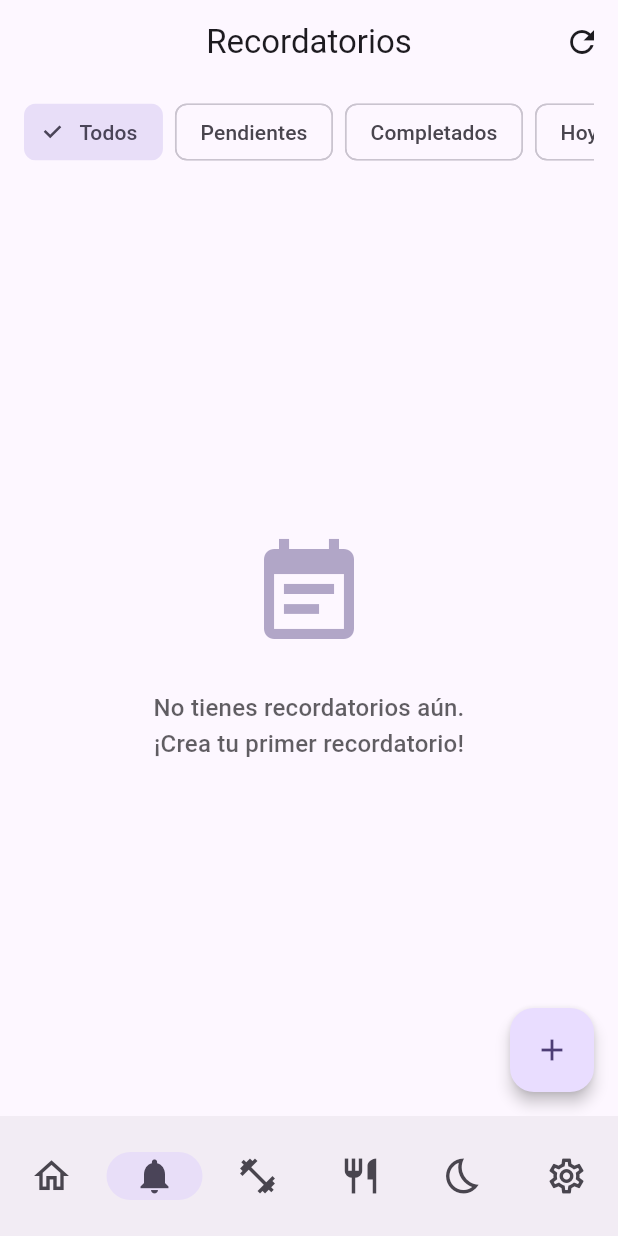
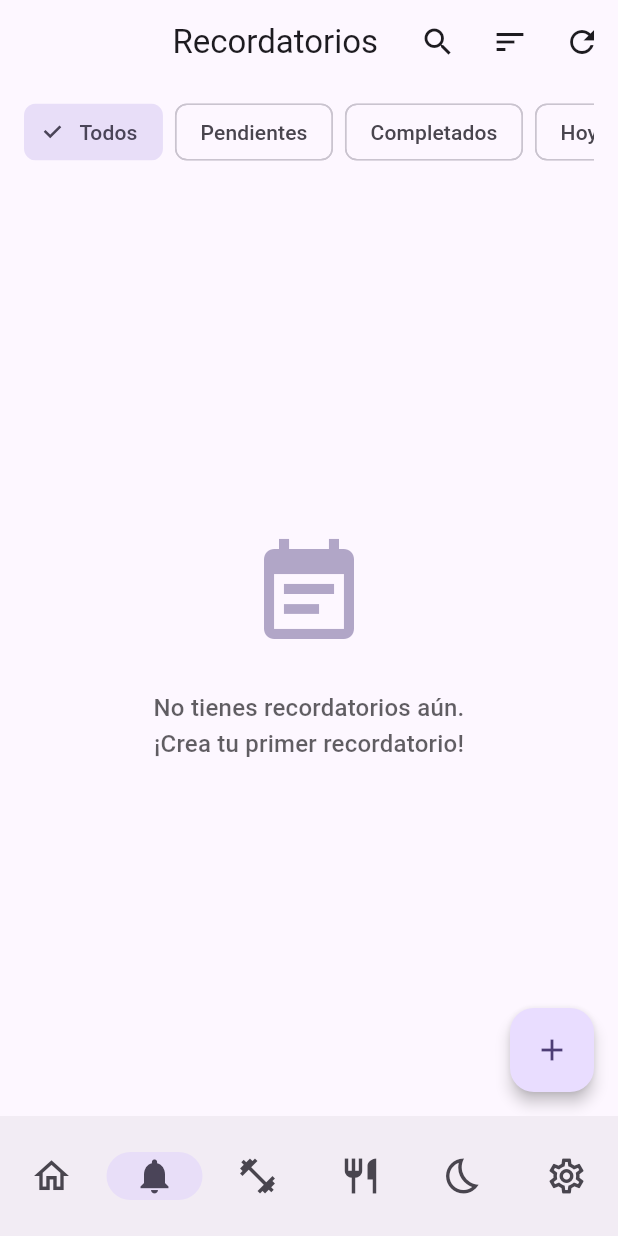
Before and after one commit to Doddieko67/app_watch, a Flutter app: the screen it shows after launch, after a tap on "Saltar", after a tap on "Recordatorios", on a phone screen of 412 x 824 dp. Run offline on Flutter 3.47's test engine with Material 3 defaults, Android fonts, the phone set to English and light mode, and no system bars; our stand-ins replace drift, file_picker, fl_chart, flutter_local_notifications, flutter_riverpod, flutter_secure_storage and 9 more; accounts and stored records are empty; generated files the repository leaves out were written again.

Commit message:
feat(reminders): add search and flexible sorting
Search functionality:
- Toggle search bar in AppBar (search icon)
- Real-time filtering by title, description, and tags
- Case-insensitive search with trimmed queries
- Empty state for no search results
- Clear button to exit search mode

Sorting functionality:
- Sort by date (default - next occurrence)
- Sort by priority (HIGH → MEDIUM → LOW, then by date)
- Sort by alphabetical (A-Z by title)
- PopupMenu with icons for each sort option
- Persistent sort order across filter changes

Providers added:
- SearchQuery: manages search query state
- CurrentSortOrder: manages sort order state
- searchAndSortedReminders: combines filtering, searching, and sorting

UX improvements:
- Search TextField in AppBar with autofocus
- Sort icons: calendar, priority_high, sort_by_alpha
- Contextual actions (hide sort/refresh when searching)
- Smart empty states (different message when searching vs filtering)

Performance:
- Efficient filtering with early returns
- Combined search + sort in single provider
- Reactive updates with Riverpod

🤖 Generated with [Claude Code](https://claude.com/claude-code)

Co-Authored-By: Claude <noreply@anthropic.com>

```diff
--- a/lib/features/daily_reminders/presentation/providers/reminder_providers.dart
+++ b/lib/features/daily_reminders/presentation/providers/reminder_providers.dart
@@ -185,3 +185,101 @@ Future<List<ReminderEntity>> pendingReminders(PendingRemindersRef ref) async {
   final repository = ref.watch(reminderRepositoryProvider);
   return await repository.getPendingReminders();
 }
+
+// ========== Search and Sort Providers ==========
+
+/// Enum para el ordenamiento de recordatorios
+enum ReminderSortOrder {
+  date,
+  priority,
+  alphabetical;
+
+  String get displayName {
+    switch (this) {
+      case ReminderSortOrder.date:
+        return 'Por fecha';
+      case ReminderSortOrder.priority:
+        return 'Por prioridad';
+      case ReminderSortOrder.alphabetical:
+        return 'Alfabético';
+    }
+  }
+}
+
+/// Provider para el query de búsqueda
+@riverpod
+class SearchQuery extends _$SearchQuery {
+  @override
+  String build() => '';
+
+  void setQuery(String query) {
+    state = query.toLowerCase().trim();
+  }
+
+  void clear() {
+    state = '';
+  }
+}
+
+/// Provider para el ordenamiento actual
+@riverpod
+class CurrentSortOrder extends _$CurrentSortOrder {
+  @override
+  ReminderSortOrder build() => ReminderSortOrder.date;
+
+  void setSortOrder(ReminderSortOrder order) {
+    state = order;
+  }
+}
+
+/// Provider que filtra y ordena recordatorios según búsqueda y ordenamiento
+@riverpod
+Future<List<ReminderEntity>> searchAndSortedReminders(
+    SearchAndSortedRemindersRef ref) async {
+  final reminders = await ref.watch(filteredRemindersProvider.future);
+  final searchQuery = ref.watch(searchQueryProvider);
+  final sortOrder = ref.watch(currentSortOrderProvider);
+
+  // Filtrar por búsqueda
+  var filtered = reminders;
+  if (searchQuery.isNotEmpty) {
+    filtered = reminders.where((reminder) {
+      final titleMatch = reminder.title.toLowerCase().contains(searchQuery);
+      final descriptionMatch = reminder.description
+              ?.toLowerCase()
+              .contains(searchQuery) ??
+          false;
+      final tagsMatch =
+          reminder.tags?.any((tag) => tag.toLowerCase().contains(searchQuery)) ??
+              false;
+      return titleMatch || descriptionMatch || tagsMatch;
+    }).toList();
+  }
+
+  // Ordenar
+  switch (sortOrder) {
+    case ReminderSortOrder.date:
+      filtered.sort((a, b) => a.nextOccurrence.compareTo(b.nextOccurrence));
+      break;
+    case ReminderSortOrder.priority:
+      filtered.sort((a, b) {
+        // HIGH = 2, MEDIUM = 1, LOW = 0 (orden inverso para que HIGH sea primero)
+        final priorityOrder = {
+          Priority.high: 0,
+          Priority.medium: 1,
+          Priority.low: 2,
+        };
+        final priorityCompare =
+            priorityOrder[a.priority]!.compareTo(priorityOrder[b.priority]!);
+        if (priorityCompare != 0) return priorityCompare;
+        // Si tienen la misma prioridad, ordenar por fecha
+        return a.nextOccurrence.compareTo(b.nextOccurrence);
+      });
+      break;
+    case ReminderSortOrder.alphabetical:
+      filtered.sort((a, b) => a.title.compareTo(b.title));
+      break;
+  }
+
+  return filtered;
+}
--- a/lib/features/daily_reminders/presentation/screens/reminders_home_screen.dart
+++ b/lib/features/daily_reminders/presentation/screens/reminders_home_screen.dart
@@ -7,27 +7,95 @@ import 'reminder_detail_screen.dart';
 
 /// Pantalla principal de recordatorios
 ///
-/// Muestra la lista de recordatorios con filtros
-class RemindersHomeScreen extends ConsumerWidget {
+/// Muestra la lista de recordatorios con filtros, búsqueda y ordenamiento
+class RemindersHomeScreen extends ConsumerStatefulWidget {
   const RemindersHomeScreen({super.key});
 
   @override
-  Widget build(BuildContext context, WidgetRef ref) {
+  ConsumerState<RemindersHomeScreen> createState() =>
+      _RemindersHomeScreenState();
+}
+
+class _RemindersHomeScreenState extends ConsumerState<RemindersHomeScreen> {
+  bool _isSearching = false;
+  final _searchController = TextEditingController();
+
+  @override
+  void dispose() {
+    _searchController.dispose();
+    super.dispose();
+  }
+
+  @override
+  Widget build(BuildContext context) {
     final theme = Theme.of(context);
     final currentFilter = ref.watch(currentReminderFilterProvider);
-    final remindersAsync = ref.watch(filteredRemindersProvider);
+    final remindersAsync = ref.watch(searchAndSortedRemindersProvider);
+    final searchQuery = ref.watch(searchQueryProvider);
 
     return Scaffold(
       appBar: AppBar(
-        title: const Text('Recordatorios'),
+        title: _isSearching
+            ? TextField(
+                controller: _searchController,
+                autofocus: true,
+                decoration: const InputDecoration(
+                  hintText: 'Buscar recordatorios...',
+                  border: InputBorder.none,
+                ),
+                style: theme.textTheme.titleLarge,
+                onChanged: (query) {
+                  ref.read(searchQueryProvider.notifier).setQuery(query);
+                },
+              )
+            : const Text('Recordatorios'),
         actions: [
-          // Botón de refrescar
+          // Botón de búsqueda/cerrar
           IconButton(
-            icon: const Icon(Icons.refresh),
+            icon: Icon(_isSearching ? Icons.close : Icons.search),
             onPressed: () {
-              ref.read(refreshRemindersProvider.notifier).refresh();
+              setState(() {
+                _isSearching = !_isSearching;
+                if (!_isSearching) {
+                  _searchController.clear();
+                  ref.read(searchQueryProvider.notifier).clear();
+                }
+              });
             },
           ),
+          // Botón de ordenamiento
+          if (!_isSearching)
+            PopupMenuButton<ReminderSortOrder>(
+              icon: const Icon(Icons.sort),
+              tooltip: 'Ordenar',
+              onSelected: (order) {
+                ref.read(currentSortOrderProvider.notifier).setSortOrder(order);
+              },
+              itemBuilder: (context) => ReminderSortOrder.values
+                  .map((order) => PopupMenuItem(
+                        value: order,
+                        child: Row(
+                          children: [
+                            Icon(
+                              _getSortIcon(order),
+                              size: 20,
+                              color: theme.colorScheme.onSurface,
+                            ),
+                            const SizedBox(width: 12),
+                            Text(order.displayName),
+                          ],
+                        ),
+                      ))
+                  .toList(),
+            ),
+          // Botón de refrescar
+          if (!_isSearching)
+            IconButton(
+              icon: const Icon(Icons.refresh),
+              onPressed: () {
+                ref.read(refreshRemindersProvider.notifier).refresh();
+              },
+            ),
         ],
       ),
       body: Column(
@@ -46,7 +114,10 @@ class RemindersHomeScreen extends ConsumerWidget {
             child: remindersAsync.when(
               data: (reminders) {
                 if (reminders.isEmpty) {
-                  return _EmptyState(filter: currentFilter);
+                  return _EmptyState(
+                    filter: currentFilter,
+                    isSearching: searchQuery.isNotEmpty,
+                  );
                 }
                 return RefreshIndicator(
                   onRefresh: () async {
@@ -125,6 +196,17 @@ class RemindersHomeScreen extends ConsumerWidget {
       ),
     );
   }
+
+  IconData _getSortIcon(ReminderSortOrder order) {
+    switch (order) {
+      case ReminderSortOrder.date:
+        return Icons.calendar_today;
+      case ReminderSortOrder.priority:
+        return Icons.priority_high;
+      case ReminderSortOrder.alphabetical:
+        return Icons.sort_by_alpha;
+    }
+  }
 }
 
 /// Barra de filtros
@@ -164,13 +246,53 @@ class _FilterBar extends StatelessWidget {
 /// Estado vacío
 class _EmptyState extends StatelessWidget {
   final ReminderFilter filter;
+  final bool isSearching;
 
-  const _EmptyState({required this.filter});
+  const _EmptyState({
+    required this.filter,
+    this.isSearching = false,
+  });
 
   @override
   Widget build(BuildContext context) {
     final theme = Theme.of(context);
 
+    // Si está buscando y no hay resultados
+    if (isSearching) {
+      return Center(
+        child: Padding(
+          padding: const EdgeInsets.all(32),
+          child: Column(
+            mainAxisAlignment: MainAxisAlignment.center,
+            children: [
+              Icon(
+                Icons.search_off,
+                size: 80,
+                color: theme.colorScheme.primary.withOpacity(0.5),
+              ),
+              const SizedBox(height: 24),
+              Text(
+                'No se encontraron recordatorios',
+                style: theme.textTheme.titleMedium?.copyWith(
+                  color: theme.colorScheme.onSurface.withOpacity(0.7),
+                ),
+                textAlign: TextAlign.center,
+              ),
+              const SizedBox(height: 8),
+              Text(
+                'Intenta con otros términos de búsqueda',
+                style: theme.textTheme.bodyMedium?.copyWith(
+                  color: theme.colorScheme.onSurface.withOpacity(0.5),
+                ),
+                textAlign: TextAlign.center,
+              ),
+            ],
+          ),
+        ),
+      );
+    }
+
+    // Estados vacíos por filtro
     String message;
     IconData icon;
 
```
